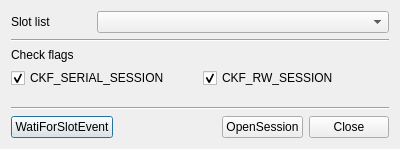
Before: the Qt Designer form CryptokiMan/open_session_dlg.ui in jykim74/CryptokiMan, drawn with Qt 5.
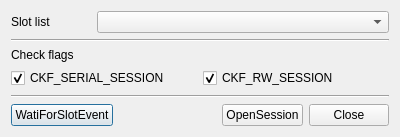
After: the same form once the commit is applied.

```diff
--- a/CryptokiMan/open_session_dlg.ui
+++ b/CryptokiMan/open_session_dlg.ui
@@ -7,7 +7,7 @@
     <x>0</x>
     <y>0</y>
     <width>400</width>
-    <height>149</height>
+    <height>137</height>
    </rect>
   </property>
   <property name="windowTitle">
```
